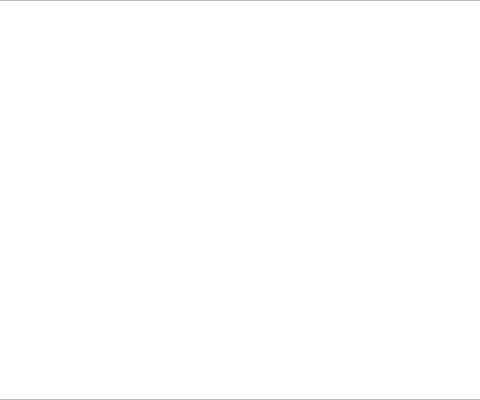
Old version of the form menukawai/game.ui in the repository felix018/Juegows; both pictures show x 332 to 812 and y 0 to 400 of the 1000 by 400 pixel window.
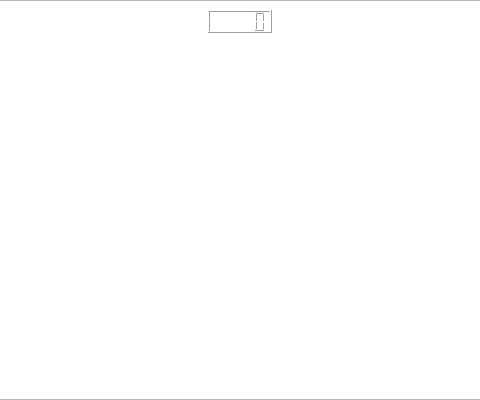
New version of the form.

```diff
--- a/menukawai/game.ui
+++ b/menukawai/game.ui
@@ -26,6 +26,16 @@
     </rect>
    </property>
   </widget>
+  <widget class="QLCDNumber" name="puntaje">
+   <property name="geometry">
+    <rect>
+     <x>540</x>
+     <y>10</y>
+     <width>64</width>
+     <height>23</height>
+    </rect>
+   </property>
+  </widget>
  </widget>
  <resources/>
  <connections/>
```
